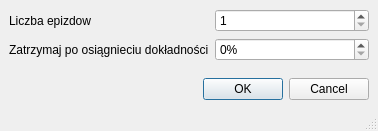
First picture: the form in templatkaUruchamianieui.ui, repository vatrasar/licencjat, before the edit.
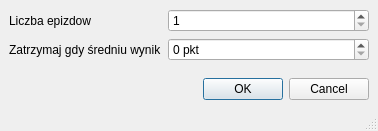
Second picture: the form after the edit.

The edit to the form file:
```diff
--- a/templatkaUruchamianieui.ui
+++ b/templatkaUruchamianieui.ui
@@ -43,14 +43,14 @@
       <item row="1" column="0">
        <widget class="QLabel" name="label_2">
         <property name="text">
-         <string>Zatrzymaj po osiągnieciu dokładności</string>
+         <string>Zatrzymaj gdy średniu wynik</string>
         </property>
        </widget>
       </item>
       <item row="1" column="1">
        <widget class="QSpinBox" name="stop_accuracy">
         <property name="suffix">
-         <string>%</string>
+         <string> pkt</string>
         </property>
         <property name="maximum">
          <number>100</number>
```
